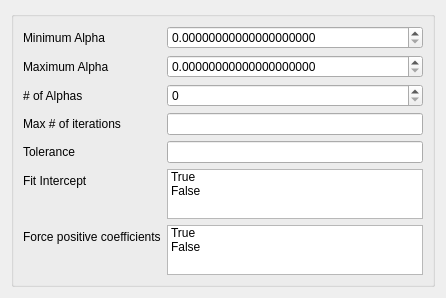
Above: ui/cv_Lasso.ui from tthatcher95/PyHAT_Point_Spectra_GUI before the change. Below: the same form after it.
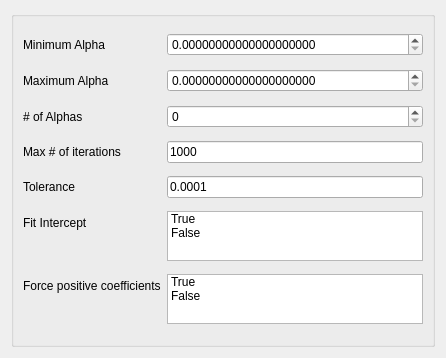
That is the form after the change.

Commit message: Fixes to Lasso and Elastic net to make them work with efficient CV

Patch:
```diff
--- a/ui/cv_Lasso.ui
+++ b/ui/cv_Lasso.ui
@@ -7,7 +7,7 @@
     <x>0</x>
     <y>0</y>
     <width>446</width>
-    <height>241</height>
+    <height>358</height>
    </rect>
   </property>
   <property name="sizePolicy">
@@ -89,6 +89,9 @@
       </item>
       <item row="3" column="1">
        <widget class="QLineEdit" name="maxNumOfIterationsLineEdit">
+        <property name="text">
+         <string>1000</string>
+        </property>
         <property name="maximum" stdset="0">
          <number>999999999</number>
         </property>
@@ -109,6 +112,9 @@
         <property name="toolTip">
          <string>&lt;html&gt;&lt;head/&gt;&lt;body&gt;&lt;p&gt;tol : float, optional&lt;/p&gt;&lt;p&gt;The tolerance for the optimization: if the updates are smaller than tol, the optimization code checks the dual gap for optimality and continues until it is smaller than tol&lt;/p&gt;&lt;/body&gt;&lt;/html&gt;</string>
         </property>
+        <property name="text">
+         <string>0.0001</string>
+        </property>
         <property name="decimals" stdset="0">
          <number>5</number>
         </property>
```
The commit also changes 10 other files.
